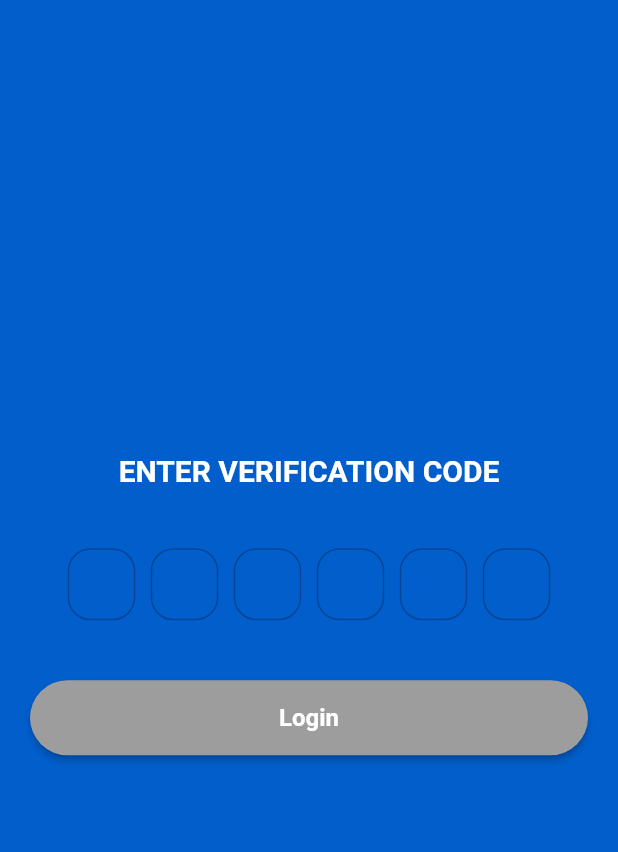
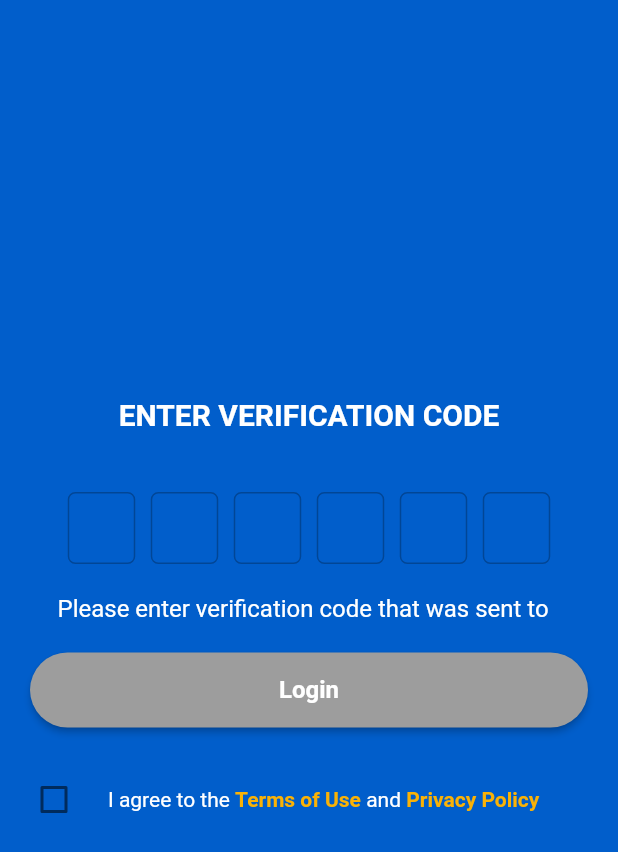
Before and after one commit to SanjuChauhan/doctor_profile_management_application, a Flutter app: the VerificationScreen screen opened directly with empty values, after a tap on "Login", on a phone screen of 412 x 824 dp. Shown: the top 852 px of the screen. Run offline on Flutter 3.47's test engine with Material 2 defaults, Android fonts, the phone set to English and light mode, and no system bars; drawn by our look-alikes of otp_text_field; our stand-ins replace connectivity, firebase_auth, firebase_core, fluttertoast; accounts and stored records are empty; network calls fail.

Commit message:
Added Details screen and update OTP verification screen.

```diff
--- a/lib/main.dart
+++ b/lib/main.dart
@@ -1,3 +1,4 @@
+import 'package:doctor_profile_management_application/screens/homeScreen.dart';
 import 'package:doctor_profile_management_application/screens/loginWithPhone.dart';
 import 'package:doctor_profile_management_application/utility/appColors.dart';
 import 'package:firebase_core/firebase_core.dart';
--- a/lib/screens/loginWithPhone.dart
+++ b/lib/screens/loginWithPhone.dart
@@ -177,6 +177,13 @@ class _LoginWithPhoneState extends State<LoginWithPhone> {
   }
 
   continueClick() {
+    if (countryCodeEditingController.text.isEmpty) {
+      Utility.showToast(msg: "Please enter country code");
+    } else if (mobileNumberEditingController.text.isEmpty) {
+      Utility.showToast(msg: "Mobile number can not be empty");
+    } else if (mobileNumberEditingController.text.length != 10) {
+      Utility.showToast(msg: "Please enter valid mobile number");
+    } else {
       FocusScope.of(context).requestFocus(new FocusNode());
       Navigator.push(
         context,
@@ -189,3 +196,4 @@ class _LoginWithPhoneState extends State<LoginWithPhone> {
       );
     }
   }
+}
--- a/lib/screens/verificationScreen.dart
+++ b/lib/screens/verificationScreen.dart
@@ -157,6 +157,7 @@ class _VerificationScreenPageState extends State<VerificationScreen> {
   }
 
   OtpFieldController otpController = OtpFieldController();
+  var checkBoxValue = false;
 
   @override
   Widget build(BuildContext context) {
@@ -196,26 +197,34 @@ class _VerificationScreenPageState extends State<VerificationScreen> {
                 width: MediaQuery.of(context).size.width,
                 textFieldAlignment: MainAxisAlignment.spaceAround,
                 fieldStyle: FieldStyle.box,
-                outlineBorderRadius: 15,
+                outlineBorderRadius: 5,
                 style: TextStyle(
-                  fontSize: 20,
+                  fontSize: appDimens.text20,
                   color: AppColors.accentColor,
                 ),
                 onChanged: (pin) {
                   print("Changed: " + pin);
-                  if (pin.length < 6) {
-                    setState(() {
-                      isButtonEnable = false;
-                    });
-                  }
+                  otp = pin;
+                  checkButtonEnable();
                 },
                 onCompleted: (pin) {
                   print("Completed: " + pin);
-                  otp = pin;
-                  setState(() {
-                    isButtonEnable = true;
-                  });
                 },
+              ),
+            ),
+            Container(
+              margin: EdgeInsets.only(
+                left: appDimens.paddingw16 * 2,
+                right: appDimens.paddingw16 * 2,
+              ),
+              alignment: Alignment.center,
+              child: Text(
+                "Please enter verification code that was sent to ${widget.countrycode + " " + widget.mobile}",
+                style: TextStyle(
+                  fontSize: appDimens.text16,
+                  color: AppColors.whiteColor,
+                  fontWeight: FontWeight.normal,
+                ),
               ),
             ),
             SizedBox(height: 20),
@@ -229,91 +238,54 @@ class _VerificationScreenPageState extends State<VerificationScreen> {
                 isButtonEnable: isButtonEnable,
                 color: AppColors.greenColor,
                 textColor: AppColors.whiteColor),
+            CheckboxListTile(
+              //"I agree to the Terms of Use and Privacy Policy"
+              title: RichText(
+                text: TextSpan(children: <TextSpan>[
+                  TextSpan(
+                      text: "I agree to the ",
+                      style: TextStyle(color: AppColors.whiteColor,fontSize: appDimens.text14)),
+                  TextSpan(
+                      text: "Terms of Use ",
+                      style: TextStyle(
+                          color: AppColors.accentColor,
+                          fontSize: appDimens.text14,
+                          fontWeight: FontWeight.bold)),
+                  TextSpan(
+                      text: "and ",
+                      style: TextStyle(color: AppColors.whiteColor,fontSize: appDimens.text14)),
+                  TextSpan(
+                      text: "Privacy Policy",
+                      style: TextStyle(
+                          color: AppColors.accentColor,
+                          fontSize: appDimens.text14,
+                          fontWeight: FontWeight.bold)),
+                ]),
+              ),
+              value: checkBoxValue,
+              onChanged: (v) => {_onCheckedChanged()},
+              controlAffinity: ListTileControlAffinity.leading,
+            ),
           ],
         )));
+  }
 
-    // return Scaffold(
-    //   backgroundColor: AppColors.primaryColor,
-    //   body: Stack(
-    //     children: <Widget>[
-    //       SafeArea(
-    //         top: false,
-    //         child: Scaffold(
-    //           resizeToAvoidBottomInset: true,
-    //           backgroundColor: AppColors.primaryColor,
-    //           body: SingleChildScrollView(
-    //             child: Container(
-    //               constraints: BoxConstraints(
-    //                   maxHeight: size.height - mediaQuerydata.padding.top),
-    //               child: Column(
-    //                 crossAxisAlignment: CrossAxisAlignment.center,
-    //                 children: <Widget>[
-    //                   Container(
-    //                     margin: EdgeInsets.only(top: appDimens.paddingw2),
-    //                     alignment: Alignment.center,
-    //                     child: Text(
-    //                       "ENTER VERIFICATION CODE",
-    //                       style: TextStyle(
-    //                         fontSize: appDimens.text20,
-    //                         color: AppColors.whiteColor,
-    //                         fontWeight: FontWeight.bold,
-    //                       ),
-    //                     ),
-    //                   ),
-    //                   Container(
-    //                     margin: EdgeInsets.only(
-    //                       left: 40,
-    //                       right: 40,
-    //                       bottom: 20,
-    //                     ),
-    //                     child: OTPTextField(
-    //                       controller: otpController,
-    //                       length: 6,
-    //                       width: MediaQuery.of(context).size.width,
-    //                       textFieldAlignment: MainAxisAlignment.spaceAround,
-    //                       fieldWidth: 45,
-    //                       fieldStyle: FieldStyle.box,
-    //                       outlineBorderRadius: 15,
-    //                       style: TextStyle(
-    //                         fontSize: 20,
-    //                         color: AppColors.accentColor,
-    //                       ),
-    //                       onChanged: (pin) {
-    //                         print("Changed: " + pin);
-    //                         if (pin.length < 6) {
-    //                           setState(() {
-    //                             isButtonEnable = false;
-    //                           });
-    //                         }
-    //                       },
-    //                       onCompleted: (pin) {
-    //                         print("Completed: " + pin);
-    //                         otp = pin;
-    //                         setState(() {
-    //                           isButtonEnable = true;
-    //                         });
-    //                       },
-    //                     ),
-    //                   ),
-    //                   SizedBox(height: 60),
-    //                   createOrangeBTN(
-    //                       title: "Login",
-    //                       onPressedd: () {
-    //                         _onButtonClick();
-    //                       },
-    //                       isButtonEnable: isButtonEnable,
-    //                       color: AppColors.greenColor,
-    //                       textColor: AppColors.whiteColor),
-    //                 ],
-    //               ),
-    //             ),
-    //           ),
-    //         ),
-    //       ),
-    //       isLoading ? Utility.progress(context) : Container(),
-    //     ],
-    //   ),
-    // );
+  void _onCheckedChanged() {
+    setState(() {
+      checkBoxValue = !checkBoxValue;
+      print("CheckBox value: $checkBoxValue");
+      checkButtonEnable();
+    });
+  }
+
+  void checkButtonEnable() {
+    setState(() {
+      if (checkBoxValue && otp.length == 6) {
+        isButtonEnable = true;
+      } else {
+        isButtonEnable = false;
+      }
+    });
   }
 
   _onButtonClick() {
```
Also changed, not shown: lib/screens/contactDetailsScreen.dart (added, +72 -0 lines), lib/screens/homeScreen.dart (+46 -7 lines). Lines whose indentation alone changed are shown as unchanged.
